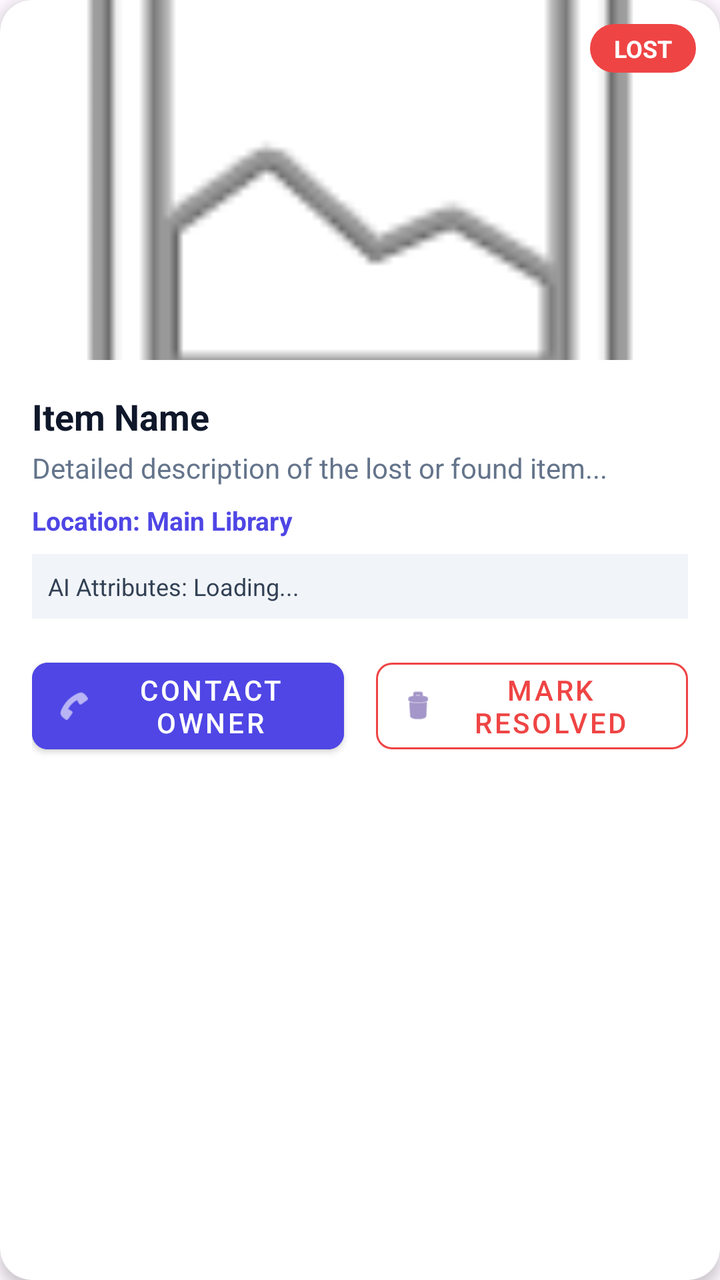
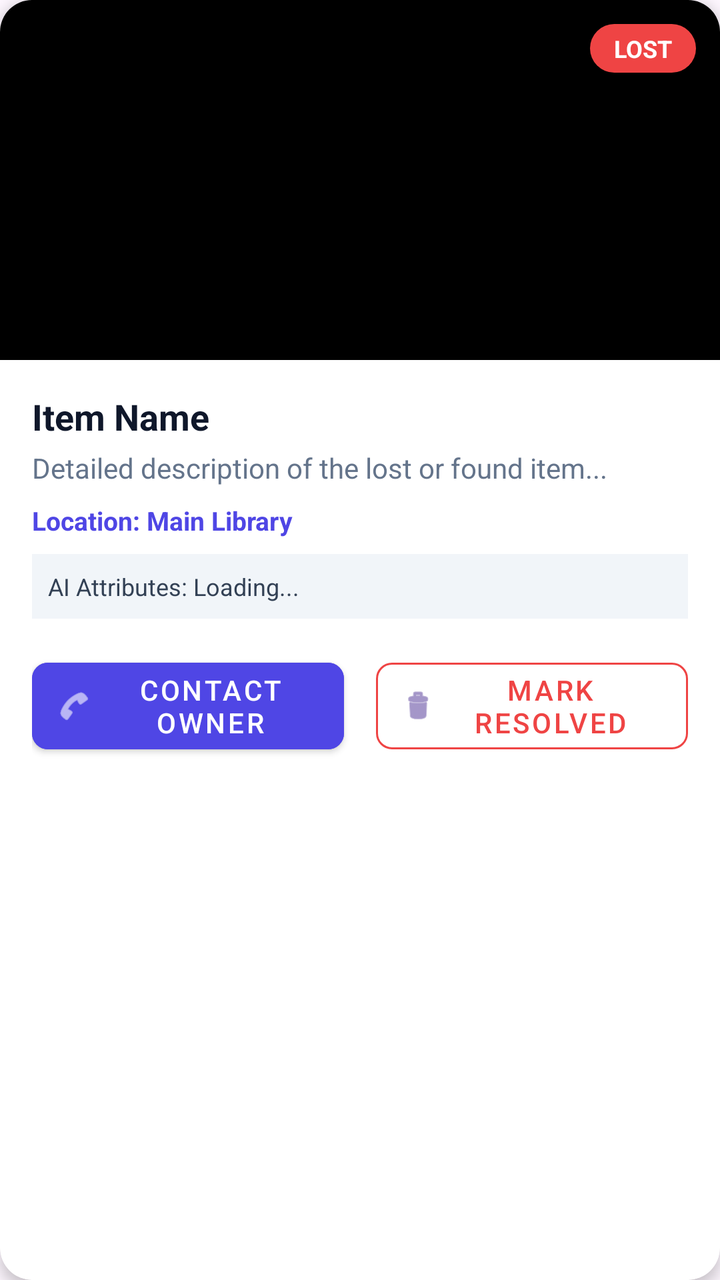

Two renders of the same Android screen: before a commit and after it. Below are the layout's source before the change and the commit's diff.
<!-- AndroidManifest.xml: application theme Theme.SmartCampusLostFound -->
<!-- res/layout/item_card.xml -->
<?xml version="1.0" encoding="utf-8"?>
<com.google.android.material.card.MaterialCardView
    xmlns:android="http://schemas.android.com/apk/res/android"
    xmlns:app="http://schemas.android.com/apk/res-auto"
    android:layout_width="match_parent"
    android:layout_height="wrap_content"
    android:layout_marginHorizontal="16dp"
    android:layout_marginVertical="8dp"
    app:cardCornerRadius="16dp"
    app:cardElevation="4dp"
    app:cardBackgroundColor="@color/card_bg"
    app:strokeWidth="0dp">

    <LinearLayout
        android:layout_width="match_parent"
        android:layout_height="wrap_content"
        android:orientation="vertical">

        <RelativeLayout
            android:layout_width="match_parent"
            android:layout_height="180dp">

            <ImageView
                android:id="@+id/itemImg"
                android:layout_width="match_parent"
                android:layout_height="200dp"
                android:scaleType="centerCrop"
                android:src="@android:drawable/ic_menu_gallery" />

            <TextView
                android:id="@+id/txtStatusChip"
                android:layout_width="wrap_content"
                android:layout_height="wrap_content"
                android:layout_alignParentTop="true"
                android:layout_alignParentEnd="true"
                android:layout_margin="12dp"
                android:background="@drawable/bg_chip_lost"
                android:paddingHorizontal="12dp"
                android:paddingVertical="4dp"
                android:text="LOST"
                android:textColor="#FFFFFF"
                android:textSize="12sp"
                android:textStyle="bold" />
        </RelativeLayout>

        <LinearLayout
            android:layout_width="match_parent"
            android:layout_height="wrap_content"
            android:orientation="vertical"
            android:padding="16dp">

            <TextView
                android:id="@+id/txtTitle"
                android:layout_width="match_parent"
                android:layout_height="wrap_content"
                android:text="Item Name"
                android:textColor="@color/text_primary"
                android:textSize="18sp"
                android:textStyle="bold" />

            <TextView
                android:id="@+id/txtDesc"
                android:layout_width="match_parent"
                android:layout_height="wrap_content"
                android:layout_marginTop="4dp"
                android:text="Detailed description of the lost or found item..."
                android:textColor="@color/text_secondary"
                android:textSize="14sp" />

            <TextView
                android:id="@+id/txtLoc"
                android:layout_width="match_parent"
                android:layout_height="wrap_content"
                android:layout_marginTop="8dp"
                android:text="Location: Main Library"
                android:textColor="@color/primary"
                android:textSize="13sp"
                android:textStyle="bold" />

            
            <TextView
                android:id="@+id/txtAiExtracted"
                android:layout_width="match_parent"
                android:layout_height="wrap_content"
                android:layout_marginTop="8dp"
                android:background="#F1F5F9"
                android:padding="8dp"
                android:text="AI Attributes: Loading..."
                android:textColor="#334155"
                android:textSize="12sp"
                android:visibility="visible" />

            <LinearLayout
                android:layout_width="match_parent"
                android:layout_height="wrap_content"
                android:layout_marginTop="16dp"
                android:orientation="horizontal">

                <com.google.android.material.button.MaterialButton
                    android:id="@+id/btnContact"
                    style="@style/Widget.MaterialComponents.Button.Icon"
                    android:layout_width="0dp"
                    android:layout_height="wrap_content"
                    android:layout_weight="1"
                    android:layout_marginEnd="8dp"
                    android:backgroundTint="@color/primary"
                    android:text="Contact Owner"
                    app:cornerRadius="8dp"
                    app:icon="@android:drawable/ic_menu_call" />

                <com.google.android.material.button.MaterialButton
                    android:id="@+id/btnDelete"
                    style="@style/Widget.MaterialComponents.Button.OutlinedButton.Icon"
                    android:layout_width="0dp"
                    android:layout_height="wrap_content"
                    android:layout_weight="1"
                    android:layout_marginStart="8dp"
                    android:text="Mark Resolved"
                    android:textColor="@color/status_lost"
                    app:cornerRadius="8dp"
                    app:icon="@android:drawable/ic_menu_delete"
                    app:strokeColor="@color/status_lost" />
            </LinearLayout>
        </LinearLayout>
    </LinearLayout>
</com.google.android.material.card.MaterialCardView>
<!-- resources referenced by this layout -->
<resources>
  <color name="card_bg">#FFFFFF</color>
  <color name="primary">#4F46E5</color>
  <color name="status_lost">#EF4444</color>
  <color name="text_primary">#0F172A</color>
  <color name="text_secondary">#64748B</color>
  <!-- drawable bg_chip_lost (drawable) -->
  <?xml version="1.0" encoding="utf-8"?>
  <shape xmlns:android="http://schemas.android.com/apk/res/android">
      <solid android:color="#EF4444" />
      <corners android:radius="20dp" />
  </shape>
  <style name="Theme.SmartCampusLostFound" parent="Base.Theme.SmartCampusLostFound" />
  <style name="Base.Theme.SmartCampusLostFound" parent="Theme.Material3.DayNight.NoActionBar">
          
          
      </style>
</resources>

<!-- the commit's change to res/layout/item_card.xml (unified diff, before → after) -->
@@ -24,8 +24,9 @@
                 android:id="@+id/itemImg"
                 android:layout_width="match_parent"
                 android:layout_height="200dp"
-                android:scaleType="centerCrop"
-                android:src="@android:drawable/ic_menu_gallery" />
+                android:scaleType="fitCenter"
+                android:adjustViewBounds="true"
+                android:background="@android:color/black" /> 
 
             <TextView
                 android:id="@+id/txtStatusChip"
